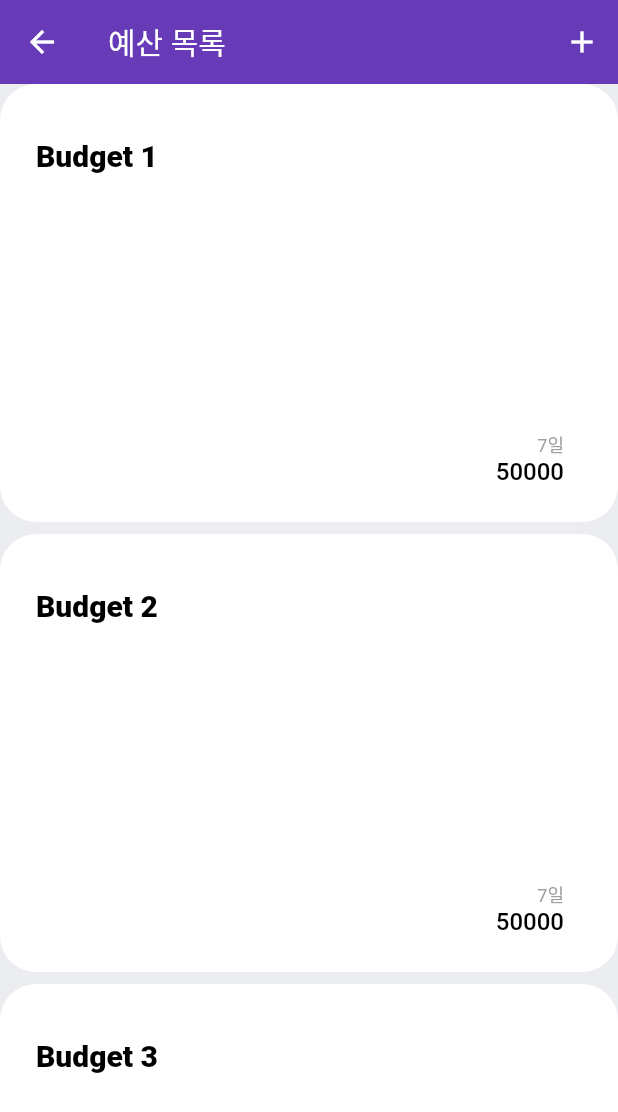
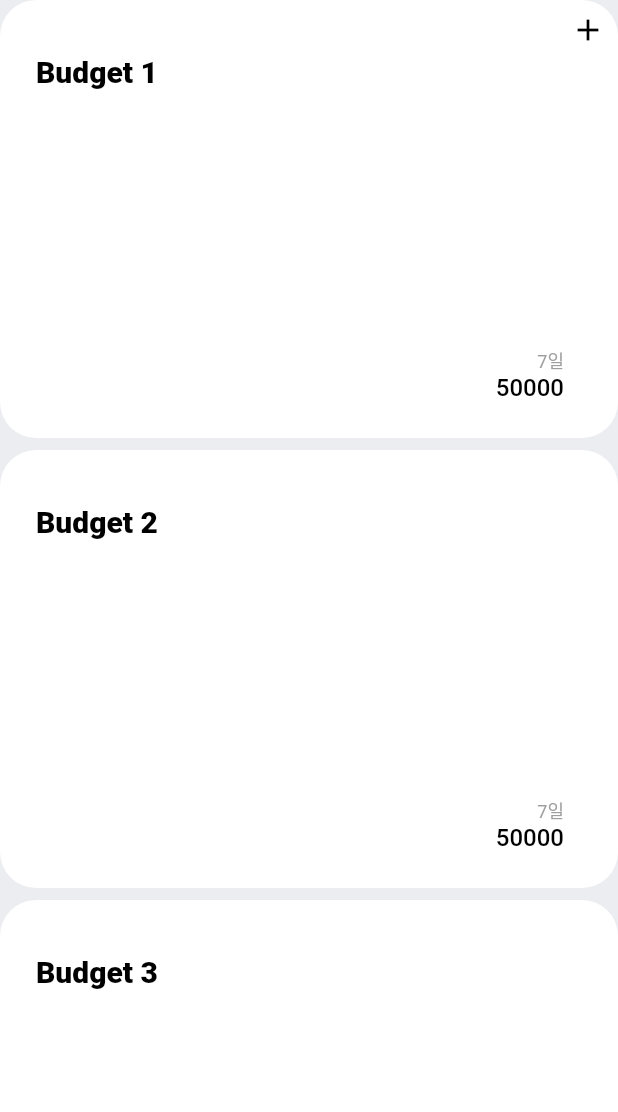
Before and after one commit to rookedsysc/pocket-lab, a Flutter app: the BudgetScreen screen opened by its route, on a phone screen of 412 x 824 dp. Shown: the top 1112 px of the screen. Run offline on Flutter 3.47's test engine with Material 2 defaults, Android fonts, the phone set to English and light mode, and no system bars; our stand-ins replace carousel_slider, flutter_riverpod, go_router, google_fonts, isar, modal_bottom_sheet and 2 more; missing offline and left inert: dart:ffi; accounts and stored records are empty; generated files the repository leaves out were written again.

Commit message:
feat : font 변경(#10)

```diff
--- a/lib/common/view/root_tab.dart
+++ b/lib/common/view/root_tab.dart
@@ -76,6 +76,9 @@ class _RootTabState extends ConsumerState<RootTab> with SingleTickerProviderStat
         //: 탭 색상
         selectedItemColor: Theme.of(context).primaryColor,
         unselectedItemColor: Theme.of(context).primaryColorLight,
+
+        selectedLabelStyle: TextStyle(fontFamily: "Dongle"),
+        unselectedLabelStyle: TextStyle(fontFamily: "Dongle"),
       );
 
   Widget _tabBarView() {
--- a/lib/home/view/budget_screen.dart
+++ b/lib/home/view/budget_screen.dart
@@ -12,21 +12,10 @@ class BudgetScreen extends StatelessWidget {
     final budgetList = ["1", "2", "3"];
 
     return Scaffold(
-      appBar: AppBar(
-        backgroundColor: Colors.deepPurple,
-        //: 그림자 제거
-        elevation: 0,
-
-        title: const Text("예산 목록"),
-        actions: [
-          IconButton(
-            icon: Icon(Icons.add),
-            onPressed: () {
-            },
-          ),
-        ],
-      ),
-      body: budgetList.length == 0
+      body: Stack(
+        fit: StackFit.expand,
+        children: [
+          budgetList.isEmpty
           ? Padding(
             padding: const EdgeInsets.all(16.0),
             child: Text("예산 목록이 없습니다."),
@@ -43,6 +32,12 @@ class BudgetScreen extends StatelessWidget {
                   )),
               itemCount: budgetList.length,
             ),
+            IconButton(
+            alignment: Alignment.topRight,
+            onPressed: (){}, icon: Icon(Icons.add), color: Theme.of(context).iconTheme.color,),
+
+        ],
+      ),
     );
   }
 }
--- a/lib/main.dart
+++ b/lib/main.dart
@@ -1,6 +1,7 @@
 import 'package:flutter/material.dart';
 import 'package:flutter_riverpod/flutter_riverpod.dart';
 import 'package:go_router/go_router.dart';
+import 'package:google_fonts/google_fonts.dart';
 import 'package:pocket_lab/common/view/root_tab.dart';
 import 'package:pocket_lab/goal/view/goal_screen.dart';
 import 'package:pocket_lab/home/view/budget_screen.dart';
@@ -26,7 +27,8 @@ class MyApp extends StatelessWidget {
 
   final ThemeData _theme = ThemeData(
     scaffoldBackgroundColor: const Color.fromRGBO(236, 237, 240, 1),
-    bottomAppBarColor: const Color.fromRGBO(236, 237, 240, 1),
+    //* Bottom Navigation Bar 색
+    canvasColor: const Color.fromRGBO(236, 237, 240, 1),
 
     iconTheme: const IconThemeData(color: Colors.black),
 
@@ -45,7 +47,8 @@ class MyApp extends StatelessWidget {
 
   final ThemeData _darkTheme = ThemeData(
     scaffoldBackgroundColor: const Color.fromRGBO(30, 30, 30, 1),
-    bottomAppBarColor: const Color.fromRGBO(30, 30, 30, 1),
+    //* Bottom Navigation Bar 색
+    canvasColor: const Color.fromRGBO(30, 30, 30, 1),
 
     iconTheme: const IconThemeData(color: Colors.white),
 
@@ -56,7 +59,7 @@ class MyApp extends StatelessWidget {
     //# 텍스트 색상
     textTheme: const TextTheme(
       //: 보통 글귀
-      bodyText1: TextStyle(color: Colors.white),
+      bodyText1: TextStyle(color: Colors.white, ),
     ),
 
     cardColor: Colors.black,
```
Also changed, not shown: pubspec.yaml (+10 -0 lines), pubspec.lock, 8 other files.
